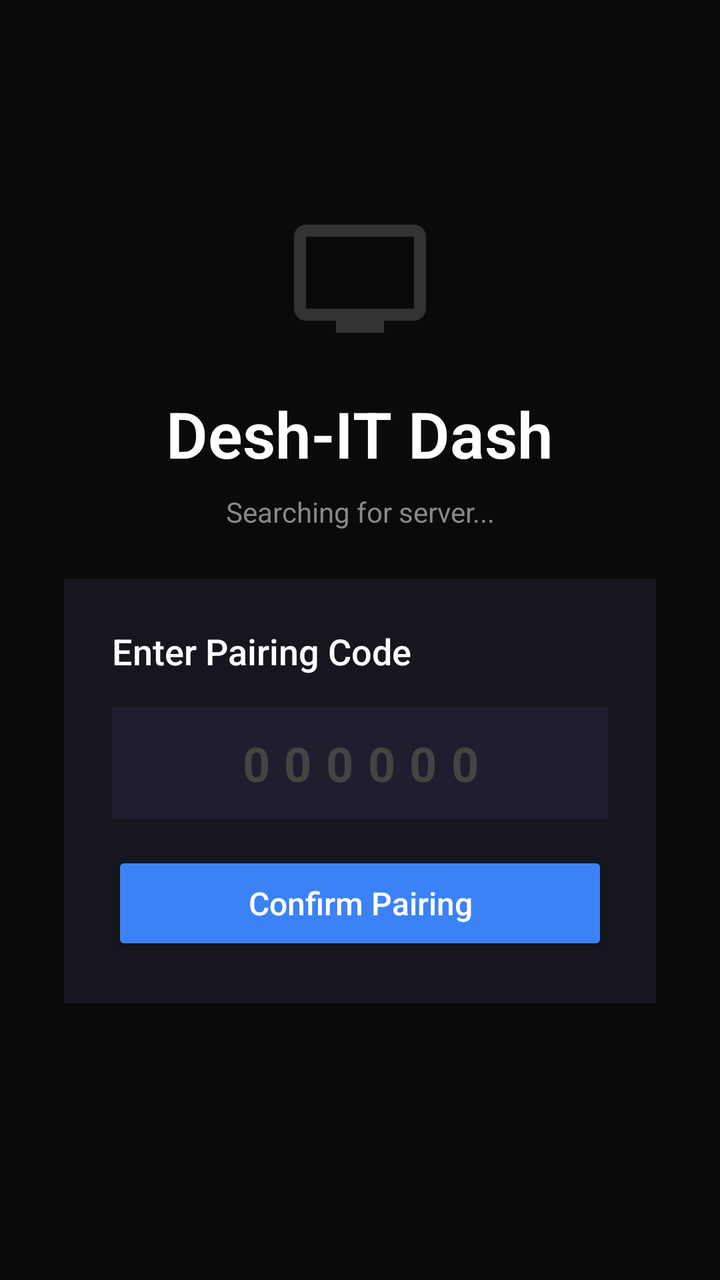
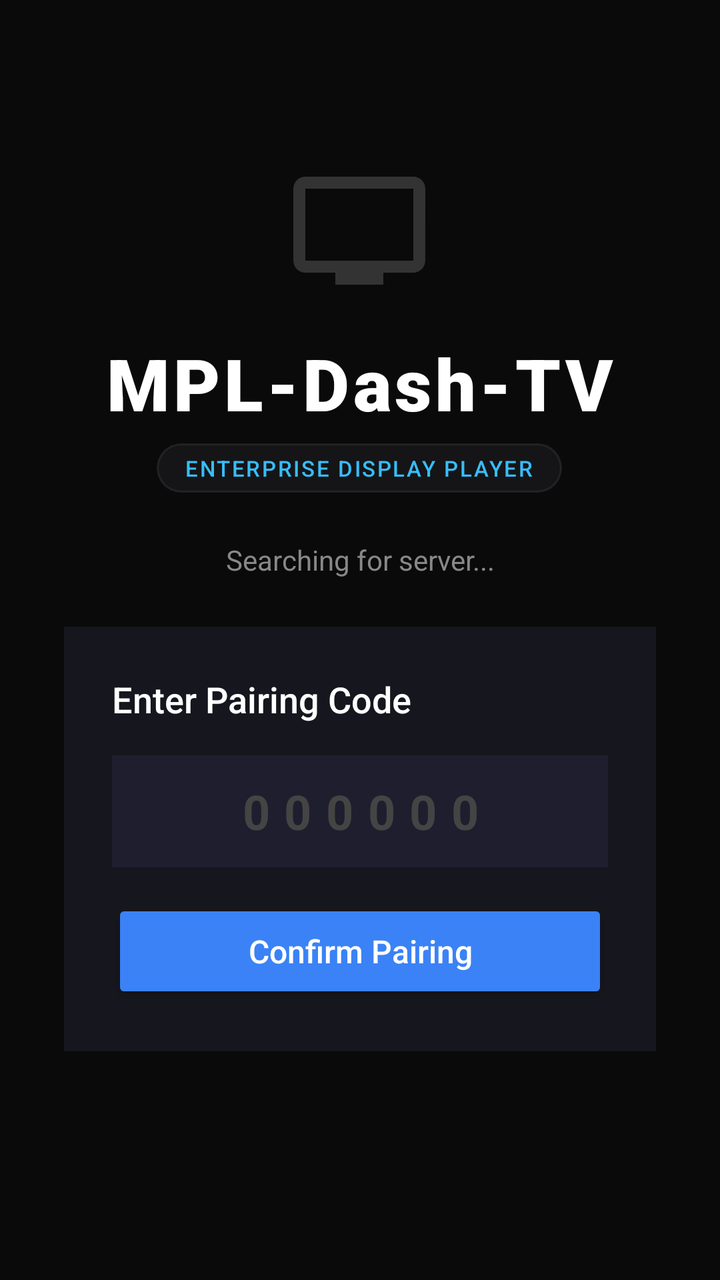

Compare the two renders of this Android layout. The source of the first and the diff that turns it into the second are given below.
<!-- AndroidManifest.xml: application theme Theme.AppCompat.NoActionBar -->
<!-- res/layout/activity_main.xml -->
<?xml version="1.0" encoding="utf-8"?>
<ScrollView xmlns:android="http://schemas.android.com/apk/res/android"
    android:layout_width="match_parent"
    android:layout_height="match_parent"
    android:background="#0a0a0b"
    android:fillViewport="true">

    <LinearLayout
        android:layout_width="match_parent"
        android:layout_height="wrap_content"
        android:gravity="center"
        android:orientation="vertical"
        android:padding="32dp">

        
        <View
            android:layout_width="72dp"
            android:layout_height="72dp"
            android:layout_marginBottom="20dp"
            android:background="@drawable/ic_tv_off" />

        <TextView
            android:layout_width="wrap_content"
            android:layout_height="wrap_content"
            android:layout_marginBottom="8dp"
            android:fontFamily="sans-serif-light"
            android:text="Desh-IT Dash"
            android:textColor="#ffffff"
            android:textSize="32sp"
            android:textStyle="bold" />

        <TextView
            android:id="@+id/textSearchStatus"
            android:layout_width="wrap_content"
            android:layout_height="wrap_content"
            android:layout_marginBottom="24dp"
            android:fontFamily="sans-serif"
            android:gravity="center"
            android:text="Searching for server..."
            android:textColor="#888888"
            android:textSize="14sp" />

        <TextView
            android:id="@+id/textServerFound"
            android:layout_width="wrap_content"
            android:layout_height="wrap_content"
            android:layout_marginBottom="20dp"
            android:drawableStart="@drawable/dot_online"
            android:drawablePadding="8dp"
            android:fontFamily="sans-serif"
            android:gravity="center"
            android:text="Server found"
            android:textColor="#4CAF50"
            android:textSize="14sp"
            android:visibility="gone" />

        
        <LinearLayout
            android:layout_width="match_parent"
            android:layout_height="wrap_content"
            android:layout_marginBottom="16dp"
            android:background="#16161e"
            android:orientation="vertical"
            android:padding="24dp">

            <TextView
                android:layout_width="wrap_content"
                android:layout_height="wrap_content"
                android:layout_marginBottom="16dp"
                android:fontFamily="sans-serif-medium"
                android:text="Enter Pairing Code"
                android:textColor="#ffffff"
                android:textSize="18sp" />

            <EditText
                android:id="@+id/editCode"
                android:layout_width="match_parent"
                android:layout_height="56dp"
                android:layout_marginBottom="16dp"
                android:background="#1e1e2e"
                android:clickable="true"
                android:focusable="true"
                android:focusableInTouchMode="true"
                android:gravity="center"
                android:hint="000000"
                android:imeOptions="actionDone"
                android:inputType="number"
                android:letterSpacing="0.3"
                android:maxLength="6"
                android:textColor="#ffffff"
                android:textColorHint="#444444"
                android:textSize="24sp"
                android:textStyle="bold" />

            
            <LinearLayout
                android:id="@+id/manualIpContainer"
                android:layout_width="match_parent"
                android:layout_height="wrap_content"
                android:layout_marginBottom="16dp"
                android:orientation="vertical"
                android:visibility="gone">

                <TextView
                    android:layout_width="wrap_content"
                    android:layout_height="wrap_content"
                    android:layout_marginBottom="6dp"
                    android:fontFamily="sans-serif"
                    android:text="Server IP (from ipconfig on PC)"
                    android:textColor="#888888"
                    android:textSize="12sp" />

                <EditText
                    android:id="@+id/editManualIp"
                    android:layout_width="match_parent"
                    android:layout_height="48dp"
                    android:background="#1e1e2e"
                    android:clickable="true"
                    android:focusable="true"
                    android:focusableInTouchMode="true"
                    android:gravity="center"
                    android:hint="192.168.12.106"
                    android:inputType="text"
                    android:paddingHorizontal="16dp"
                    android:textColor="#ffffff"
                    android:textColorHint="#444444"
                    android:textSize="16sp" />
            </LinearLayout>

            <Button
                android:id="@+id/btnPair"
                android:layout_width="match_parent"
                android:layout_height="52dp"
                android:backgroundTint="#3b82f6"
                android:clickable="true"
                android:focusable="true"
                android:focusableInTouchMode="false"
                android:fontFamily="sans-serif-medium"
                android:text="Confirm Pairing"
                android:textAllCaps="false"
                android:textColor="#ffffff"
                android:textSize="16sp" />
        </LinearLayout>

        <ProgressBar
            android:id="@+id/progress"
            android:layout_width="40dp"
            android:layout_height="40dp"
            android:layout_marginBottom="16dp"
            android:indeterminateTint="#3b82f6"
            android:visibility="gone" />

        <TextView
            android:id="@+id/statusText"
            android:layout_width="match_parent"
            android:layout_height="wrap_content"
            android:gravity="center"
            android:textColor="#ef4444"
            android:textSize="14sp" />

    </LinearLayout>
</ScrollView>
<!-- resources referenced by this layout -->
<resources>
  <!-- drawable dot_online (drawable) -->
  <?xml version="1.0" encoding="utf-8"?>
  <shape xmlns:android="http://schemas.android.com/apk/res/android"
      android:shape="oval">
      <solid android:color="#4CAF50" />
  </shape>
  <!-- drawable ic_tv_off (drawable) -->
  <?xml version="1.0" encoding="utf-8"?>
  <vector xmlns:android="http://schemas.android.com/apk/res/android"
      android:width="24dp"
      android:height="24dp"
      android:viewportWidth="24"
      android:viewportHeight="24">
      <path
          android:fillColor="#333333"
          android:pathData="M21,3L3,3c-1.1,0 -2,0.9 -2,2v12c0,1.1 0.9,2 2,2h5v2h8v-2h5c1.1,0 1.99,-0.9 1.99,-2L23,5c0,-1.1 -0.9,-2 -2,-2zM21,17L3,17L3,5h18v12z"/>
  </vector>
</resources>

<!-- the commit's change to res/layout/activity_main.xml (unified diff, before → after) -->
@@ -13,21 +13,42 @@
         android:padding="32dp">
 
         
-        <View
-            android:layout_width="72dp"
-            android:layout_height="72dp"
-            android:layout_marginBottom="20dp"
-            android:background="@drawable/ic_tv_off" />
-
-        <TextView
+        <LinearLayout
             android:layout_width="wrap_content"
             android:layout_height="wrap_content"
-            android:layout_marginBottom="8dp"
-            android:fontFamily="sans-serif-light"
-            android:text="Desh-IT Dash"
-            android:textColor="#ffffff"
-            android:textSize="32sp"
-            android:textStyle="bold" />
+            android:gravity="center"
+            android:orientation="vertical"
+            android:layout_marginBottom="24dp">
+
+            <View
+                android:layout_width="72dp"
+                android:layout_height="72dp"
+                android:layout_marginBottom="16dp"
+                android:background="@drawable/ic_tv_off" />
+
+            <TextView
+                android:layout_width="wrap_content"
+                android:layout_height="wrap_content"
+                android:fontFamily="sans-serif-black"
+                android:letterSpacing="0.05"
+                android:text="MPL-Dash-TV"
+                android:textColor="#ffffff"
+                android:textSize="36sp"
+                android:textStyle="bold" />
+
+            <TextView
+                android:layout_width="wrap_content"
+                android:layout_height="wrap_content"
+                android:layout_marginTop="6dp"
+                android:background="@drawable/bg_glass_pill"
+                android:fontFamily="sans-serif-medium"
+                android:letterSpacing="0.08"
+                android:paddingHorizontal="14dp"
+                android:paddingVertical="5dp"
+                android:text="ENTERPRISE DISPLAY PLAYER"
+                android:textColor="#38bdf8"
+                android:textSize="11sp" />
+        </LinearLayout>
 
         <TextView
             android:id="@+id/textSearchStatus"
<!-- resource entries referenced after the edit -->
@@ -1,5 +1,15 @@
 <!-- resources referenced by this layout -->
 <resources>
+  <!-- drawable bg_glass_pill (drawable) -->
+  <?xml version="1.0" encoding="utf-8"?>
+  <shape xmlns:android="http://schemas.android.com/apk/res/android"
+      android:shape="rectangle">
+      <solid android:color="#B31B1B1D" />
+      <corners android:radius="16dp" />
+      <stroke
+          android:width="1dp"
+          android:color="#14FFFFFF" />
+  </shape>
   <!-- drawable dot_online (drawable) -->
   <?xml version="1.0" encoding="utf-8"?>
   <shape xmlns:android="http://schemas.android.com/apk/res/android"
